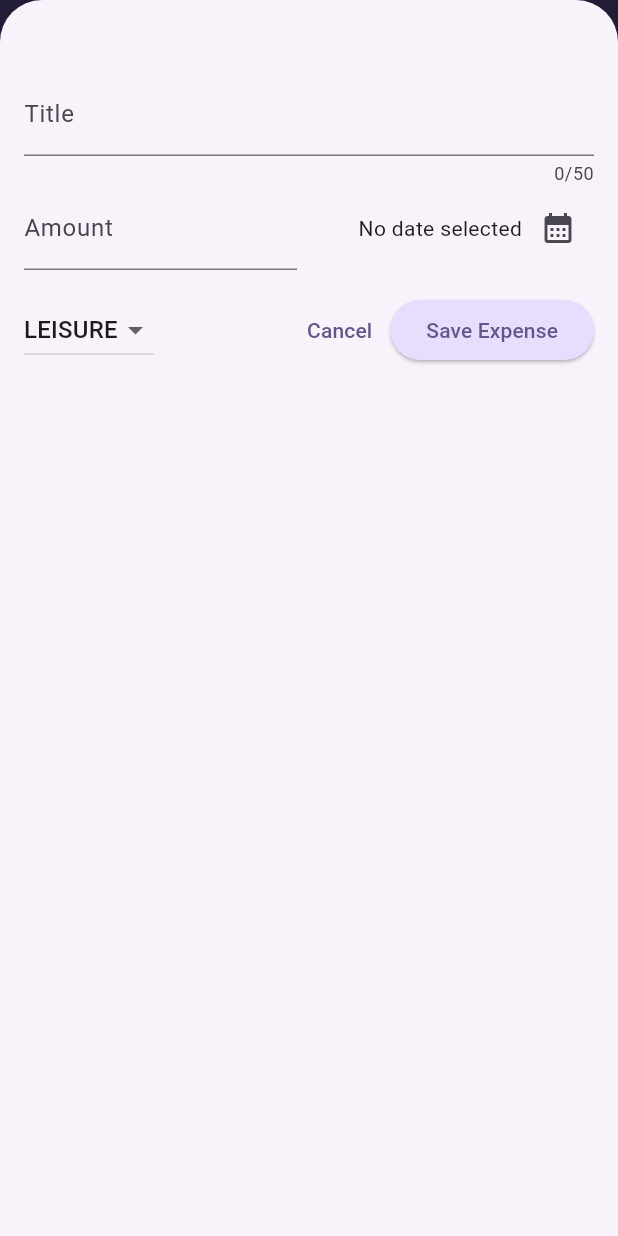
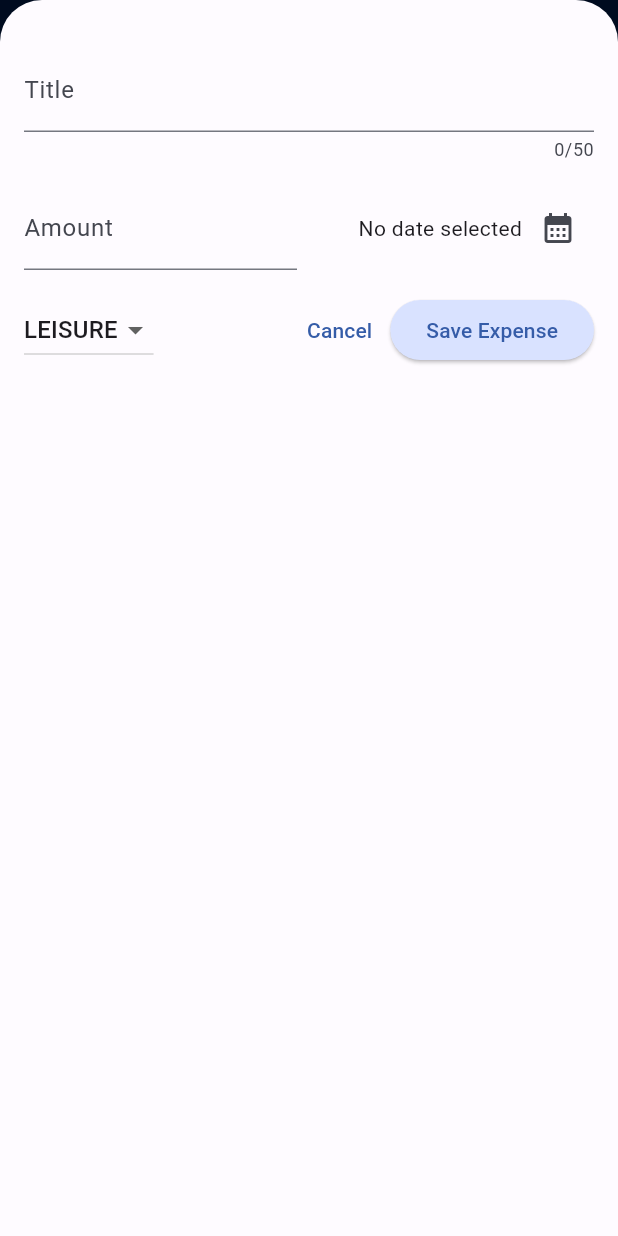
Before and after one commit to rogerchang1108/Expense-Tracker-App-with-Flutter, a Flutter app: the screen it shows after launch, after a tap on the "add" icon, on a phone screen of 412 x 824 dp. Run offline on Flutter 3.47's test engine with Material 3 defaults, Android fonts, the phone set to English and light mode, and no system bars.

Commit message:
Update Features

```diff
--- a/lib/main.dart
+++ b/lib/main.dart
@@ -1,23 +1,15 @@
 import 'package:flutter/material.dart';
+import 'color_schemes.g.dart';
 
 import 'package:test_dart/widgets/expenses.dart';
-
-var kColorScheme = ColorScheme.fromSeed(
-  seedColor: const Color.fromARGB(255, 96, 59, 181),
-);
-
-var kDarkColorScheme = ColorScheme.fromSeed(
-  brightness: Brightness.dark,
-  seedColor: const Color.fromARGB(255, 5, 99, 125),
-);
 
 void main() {
   runApp(
     MaterialApp(
       darkTheme: ThemeData.dark().copyWith(
-        colorScheme: kDarkColorScheme,
+        colorScheme: darkColorScheme,
         cardTheme: const CardTheme().copyWith(
-          color: kDarkColorScheme.secondaryContainer,
+          color: darkColorScheme.secondaryContainer,
           margin: const EdgeInsets.symmetric(
             horizontal: 16,
             vertical: 8,
@@ -25,19 +17,19 @@ void main() {
         ),
         elevatedButtonTheme: ElevatedButtonThemeData(
           style: ElevatedButton.styleFrom(
-            backgroundColor: kDarkColorScheme.primaryContainer,
-            foregroundColor: kDarkColorScheme.onPrimaryContainer,
+            backgroundColor: darkColorScheme.primaryContainer,
+            foregroundColor: darkColorScheme.onPrimaryContainer,
           ),
         ),
       ),
       theme: ThemeData().copyWith(
-        colorScheme: kColorScheme,
+        colorScheme: lightColorScheme,
         appBarTheme: const AppBarTheme().copyWith(
-          backgroundColor: kColorScheme.onPrimaryContainer,
-          foregroundColor: kColorScheme.primaryContainer,
+          backgroundColor: lightColorScheme.onPrimaryContainer,
+          foregroundColor: lightColorScheme.primaryContainer,
         ),
         cardTheme: const CardTheme().copyWith(
-          color: kColorScheme.secondaryContainer,
+          color: lightColorScheme.secondaryContainer,
           margin: const EdgeInsets.symmetric(
             horizontal: 16,
             vertical: 8,
@@ -45,13 +37,13 @@ void main() {
         ),
         elevatedButtonTheme: ElevatedButtonThemeData(
           style: ElevatedButton.styleFrom(
-            backgroundColor: kColorScheme.primaryContainer,
+            backgroundColor: lightColorScheme.primaryContainer,
           ),
         ),
         textTheme: ThemeData().textTheme.copyWith(
               titleLarge: TextStyle(
                 fontWeight: FontWeight.bold,
-                color: kColorScheme.onSecondaryContainer,
+                color: lightColorScheme.onSecondaryContainer,
                 fontSize: 16,
               ),
             ),
--- a/lib/widgets/expenses.dart
+++ b/lib/widgets/expenses.dart
@@ -32,8 +32,8 @@ class _ExpensesState extends State<Expenses> {
   void _openAddExpenseOverlay() {
     showModalBottomSheet(
       isScrollControlled: true,
+      useSafeArea: true,
       context: context,
-      useSafeArea: true,
       builder: (ctx) => NewExpense(onAddExpense: _addExpense),
     );
   }
@@ -66,8 +66,37 @@ class _ExpensesState extends State<Expenses> {
     );
   }
 
+  Map<Category, double> _countExpensesByCategory() {
+    final countMap = {
+      Category.food: 0.0,
+      Category.travel: 0.0,
+      Category.leisure: 0.0,
+      Category.work: 0.0,
+    };
+
+    for (final expense in _registeredExpenses) {
+      countMap[expense.category] = countMap[expense.category]! + expense.amount;
+    }
+
+    return countMap;
+  }
+
+  Map<Category, double> _calculateBarHeights(Map<Category, double> countMap) {
+    final maxCount = countMap.values.fold(0.0, (prev, element) => element > prev ? element : prev);
+
+    final Map<Category, double> barHeights = {};
+    for (final category in countMap.keys) {
+      barHeights[category] = (countMap[category]! / maxCount) * 100;
+    }
+    return barHeights;
+  }
+
   @override
   Widget build(BuildContext context) {
+    final themeColor = Theme.of(context).colorScheme.primary;
+    final countMap = _countExpensesByCategory();
+    final barHeights = _calculateBarHeights(countMap);
+
     Widget mainContent = const Center(
       child: Text('No expenses found. Start adding some!'),
     );
@@ -91,7 +120,38 @@ class _ExpensesState extends State<Expenses> {
       ),
       body: Column(
         children: [
-          const Text('The chart'),
+          const SizedBox(height: 10),
+          Card(
+            margin: const EdgeInsets.all(16),
+            elevation: 2,
+            child: Padding(
+              padding: const EdgeInsets.all(8.0),
+              child: SizedBox(
+                height: 150,
+                child: Row(
+                  children: [
+                    for (final category in countMap.keys)
+                      Expanded(
+                        child: Column(
+                          mainAxisAlignment: MainAxisAlignment.end,
+                          children: [
+                            Container(
+                              width: 90,
+                              height: barHeights[category],
+                              color: themeColor,
+                            ),
+                            Icon(
+                              categoryIcons[category],
+                              color: themeColor,
+                            ),
+                          ],
+                        ),
+                      ),
+                  ],
+                ),
+              ),
+            ),
+          ),
           Expanded(
             child: mainContent,
           ),
--- a/lib/widgets/new_expense.dart
+++ b/lib/widgets/new_expense.dart
@@ -3,21 +3,22 @@ import 'package:flutter/material.dart';
 import 'package:test_dart/models/expense.dart';
 
 class NewExpense extends StatefulWidget {
-  const NewExpense({super.key, required this.onAddExpense});
+  const NewExpense({Key? key, required this.onAddExpense}) : super(key: key);
 
   final void Function(Expense expense) onAddExpense;
 
   @override
-  State<NewExpense> createState() {
-    return _NewExpenseState();
-  }
+  State<NewExpense> createState() => _NewExpenseState();
 }
 
 class _NewExpenseState extends State<NewExpense> {
+  final _formKey = GlobalKey<FormState>();
   final _titleController = TextEditingController();
   final _amountController = TextEditingController();
   DateTime? _selectedDate;
   Category _selectedCategory = Category.leisure;
+
+  bool _dateSelected = true;
 
   void _presentDatePicker() async {
     final now = DateTime.now();
@@ -28,46 +29,31 @@ class _NewExpenseState extends State<NewExpense> {
       firstDate: firstDate,
       lastDate: now,
     );
+    if (pickedDate != null) {
       setState(() {
         _selectedDate = pickedDate;
+        _dateSelected = true;
       });
+    }
   }
 
   void _submitExpenseData() {
-    final enteredAmount = double.tryParse(_amountController
-        .text); // tryParse('Hello') => null, tryParse('1.12') => 1.12
-    final amountIsInvalid = enteredAmount == null || enteredAmount <= 0;
-    if (_titleController.text.trim().isEmpty ||
-        amountIsInvalid ||
-        _selectedDate == null) {
-      showDialog(
-        context: context,
-        builder: (ctx) => AlertDialog(
-          title: const Text('Invalid input'),
-          content: const Text(
-              'Please make sure a valid title, amount, date and category was entered.'),
-          actions: [
-            TextButton(
-              onPressed: () {
-                Navigator.pop(ctx);
-              },
-              child: const Text('Okay'),
-            ),
-          ],
-        ),
-      );
-      return;
+    if (_selectedDate == null) {
+      setState(() {
+        _dateSelected = false;
+      });
     }
-
+    if (_formKey.currentState!.validate() && _dateSelected) {
       widget.onAddExpense(
         Expense(
           title: _titleController.text,
-        amount: enteredAmount,
+          amount: double.parse(_amountController.text),
           date: _selectedDate!,
           category: _selectedCategory,
         ),
       );
       Navigator.pop(context);
+    }
   }
 
   @override
@@ -80,26 +66,45 @@ class _NewExpenseState extends State<NewExpense> {
   @override
   Widget build(BuildContext context) {
     return Padding(
-      padding: const EdgeInsets.fromLTRB(16, 48, 16, 16),
+      padding: const EdgeInsets.fromLTRB(16, 32, 16, 16),
+      child: Form(
+        key: _formKey,
         child: Column(
           children: [
-          TextField(
+            TextFormField(
               controller: _titleController,
               maxLength: 50,
               decoration: const InputDecoration(
-              label: Text('Title'),
+                labelText: 'Title',
               ),
+              validator: (value) {
+                if (value == null || value.isEmpty) {
+                  return 'Please enter a title.';
+                }
+                return null;
+              },
             ),
+            const SizedBox(height: 16),
             Row(
               children: [
                 Expanded(
-                child: TextField(
+                  child: TextFormField(
                     controller: _amountController,
                     keyboardType: TextInputType.number,
                     decoration: const InputDecoration(
                       prefixText: '\$ ',
-                    label: Text('Amount'),
+                      labelText: 'Amount',
                     ),
+                    validator: (value) {
+                      if (value == null || value.isEmpty) {
+                        return 'Please enter an amount.';
+                      }
+                      final amount = double.tryParse(value);
+                      if (amount == null || amount <= 0) {
+                        return 'Please enter a valid amount.';
+                      }
+                      return null;
+                    },
                   ),
                 ),
                 const SizedBox(width: 16),
@@ -109,9 +114,14 @@ class _NewExpenseState extends State<NewExpense> {
                     crossAxisAlignment: CrossAxisAlignment.center,
                     children: [
                       Text(
-                      _selectedDate == null
+                        _dateSelected
+                            ? (_selectedDate == null
                                 ? 'No date selected'
-                          : formatter.format(_selectedDate!),
+                                : formatter.format(_selectedDate!))
+                            : 'Please select a date',
+                        style: TextStyle(
+                          color: _dateSelected ? null : Theme.of(context).colorScheme.error,
+                        ),
                       ),
                       IconButton(
                         onPressed: _presentDatePicker,
@@ -127,11 +137,11 @@ class _NewExpenseState extends State<NewExpense> {
             const SizedBox(height: 16),
             Row(
               children: [
-              DropdownButton(
+                DropdownButton<Category>(
                   value: _selectedCategory,
                   items: Category.values
                       .map(
-                      (category) => DropdownMenuItem(
+                        (category) => DropdownMenuItem<Category>(
                           value: category,
                           child: Text(
                             category.name.toUpperCase(),
@@ -163,6 +173,7 @@ class _NewExpenseState extends State<NewExpense> {
             ),
           ],
         ),
+      ),
     );
   }
 }
```
Also changed, not shown: lib/color_schemes.g.dart (added). Lines whose indentation alone changed are shown as unchanged.
